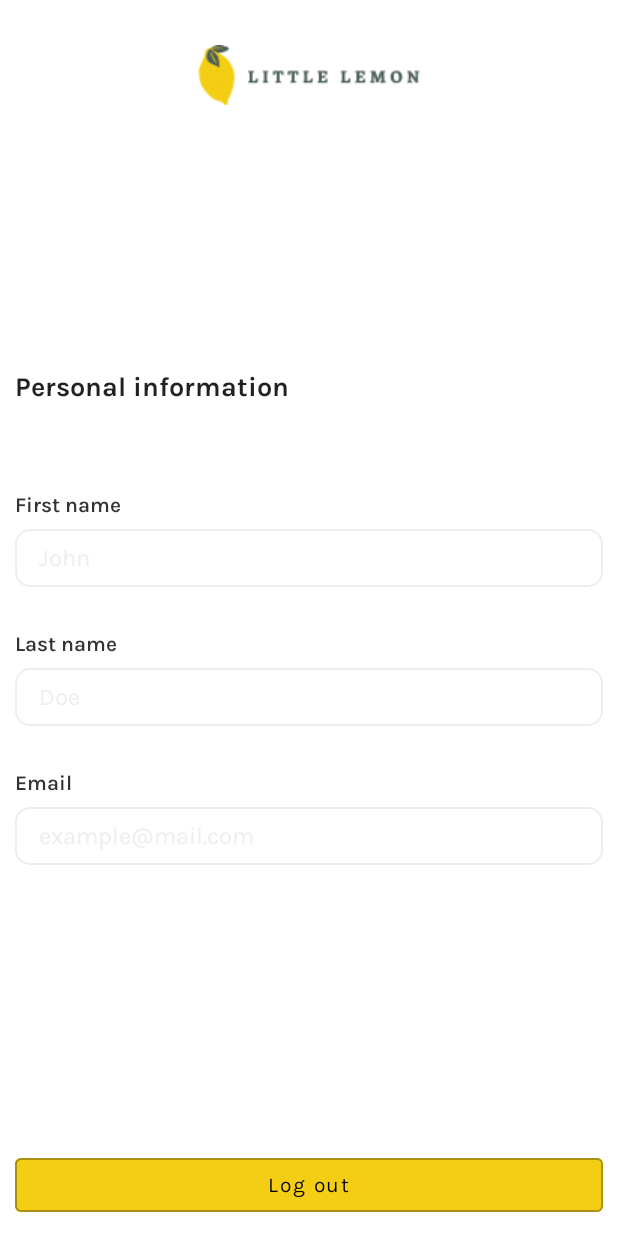
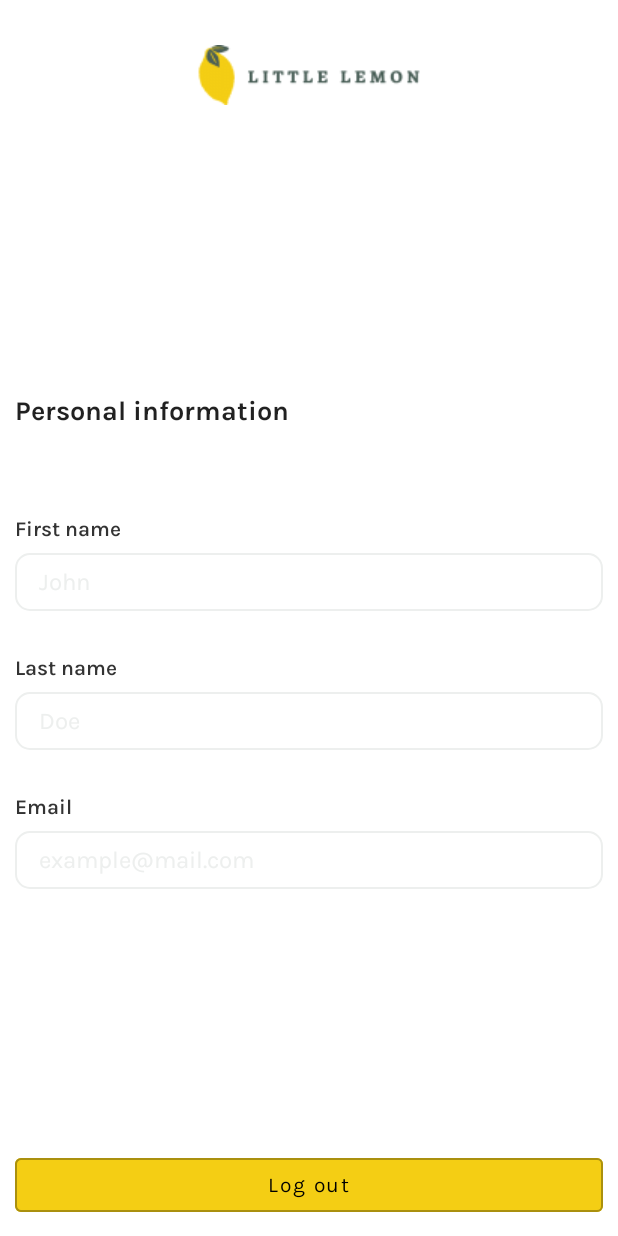
Before and after one commit to trszdev/meta.android.littlelemon, an Android app built with Jetpack Compose: the composable Profile shown on its own in the app's theme, on a phone screen of 412 x 824 dp. Run offline under Robolectric (Android 15) with nearby library versions, the phone set to English and light mode, and no system bars; our stand-ins replace livedata-compose; 1 statement that could not run was skipped.

Commit message:
fixes and layout changes

```diff
--- a/app/src/main/java/com/meta/littlelemon/screens/Onboarding.kt
+++ b/app/src/main/java/com/meta/littlelemon/screens/Onboarding.kt
@@ -1,10 +1,7 @@
 package com.meta.littlelemon
 
 import androidx.compose.foundation.background
-import androidx.compose.foundation.layout.Column
-import androidx.compose.foundation.layout.fillMaxSize
-import androidx.compose.foundation.layout.fillMaxWidth
-import androidx.compose.foundation.layout.padding
+import androidx.compose.foundation.layout.*
 import androidx.compose.foundation.rememberScrollState
 import androidx.compose.foundation.verticalScroll
 import androidx.compose.material.MaterialTheme
@@ -55,6 +52,8 @@ fun Onboarding(navController: NavController) {
             modifier = Modifier.padding(top = 30.dp)
         )
 
+        Box(modifier = Modifier.weight(1f))
+
         Button(
             text = "Register",
             onClick = {
--- a/app/src/main/java/com/meta/littlelemon/screens/Profile.kt
+++ b/app/src/main/java/com/meta/littlelemon/screens/Profile.kt
@@ -1,12 +1,15 @@
 package com.meta.littlelemon.screens
 
 import android.annotation.SuppressLint
+import androidx.compose.foundation.background
 import androidx.compose.foundation.layout.*
+import androidx.compose.foundation.rememberScrollState
+import androidx.compose.foundation.verticalScroll
+import androidx.compose.material.MaterialTheme
 import androidx.compose.runtime.Composable
 import androidx.compose.runtime.getValue
 import androidx.compose.runtime.livedata.observeAsState
 import androidx.compose.runtime.mutableStateOf
-import androidx.compose.ui.Alignment
 import androidx.compose.ui.Modifier
 import androidx.compose.ui.platform.LocalLifecycleOwner
 import androidx.compose.ui.tooling.preview.Preview
@@ -29,16 +32,23 @@ fun Profile(navController: NavController) {
     val user by userRepository.user.observeAsState()
     val scope = LocalLifecycleOwner.current.lifecycleScope
 
-    Box(modifier = Modifier.fillMaxSize()) {
-        Header(modifier = Modifier.align(Alignment.TopCenter))
+    Column(modifier = Modifier
+        .fillMaxSize()
+        .background(MaterialTheme.colors.background)
+        .verticalScroll(rememberScrollState())
+    ) {
+        Header()
+
+        Box(modifier = Modifier.weight(1f))
 
         UserDetails(
             firstName = mutableStateOf(user?.firstName ?: ""),
             lastName = mutableStateOf(user?.lastName ?: ""),
             email = mutableStateOf(user?.email ?: ""),
-            enabled = false,
-            modifier = Modifier.align(Alignment.Center)
+            enabled = false
         )
+
+        Box(modifier = Modifier.weight(1f))
 
         Button(
             text = "Log out",
@@ -51,7 +61,6 @@ fun Profile(navController: NavController) {
             modifier = Modifier
                 .fillMaxWidth()
                 .padding(10.dp)
-                .align(Alignment.BottomCenter)
         )
     }
 }
--- a/app/src/main/java/com/meta/littlelemon/util/MenuRepository.kt
+++ b/app/src/main/java/com/meta/littlelemon/util/MenuRepository.kt
@@ -32,13 +32,13 @@ class MenuRepositoryWithDatabaseAndNetworking(
     private val allItemsLiveData = liveData {
         menuDao.getAllMenuItems()
             .mapLatest {
-                println("fetch from db")
                 it.ifEmpty {
                     val menu = httpClient.fetchMenu()
                     menuDao.save(menu)
                     menu
                 }
             }
+            .flowOn(Dispatchers.IO)
             .collect(::emit)
     }
 
@@ -48,7 +48,6 @@ class MenuRepositoryWithDatabaseAndNetworking(
     ): Flow<List<MenuItem>> = allItemsLiveData
         .asFlow()
         .mapLatest { menu ->
-            println("filteredItems.map")
             menu
                 .filter {
                     it.title.contains(searchPhrase, ignoreCase = true) &&
```
